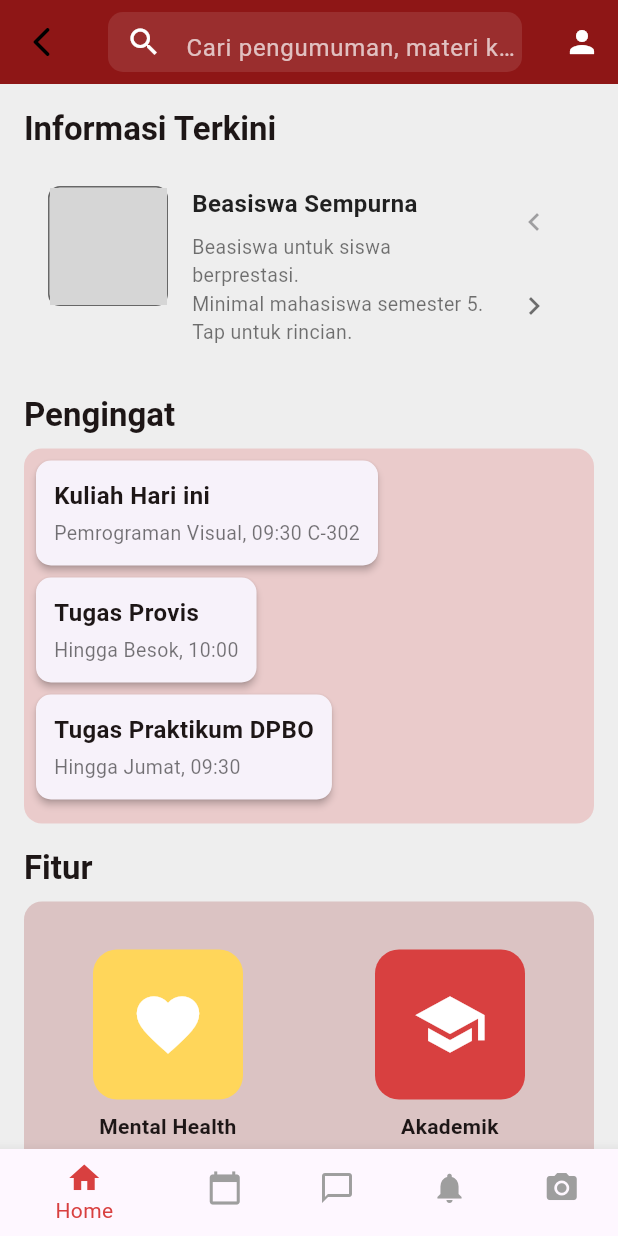
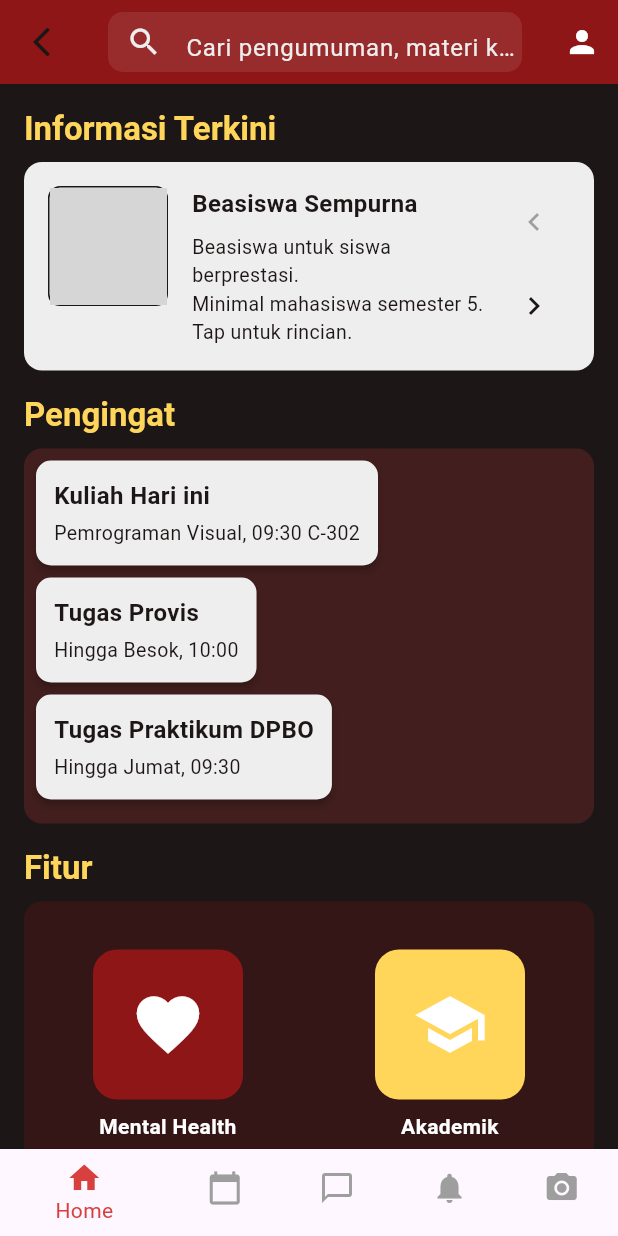
Before and after one commit to ghifarr1/KUIS1PROVIS2025, a Flutter app: the screen it shows after launch, after a tap on "Homepage", on a phone screen of 412 x 824 dp. Run offline on Flutter 3.47's test engine with Material 3 defaults, Android fonts, the phone set to English and light mode, and no system bars; network calls fail; grey boxes are pictures that could not be loaded.

Commit message:
Add files via upload

```diff
--- a/lib/homepage.dart
+++ b/lib/homepage.dart
@@ -10,29 +10,33 @@ import 'notifikasi.dart';       // NotifikasiPage()
 import 'akademik.dart';         // AkademikPage()
 import 'todolist.dart';         // MyToDoApp()
 
-// Hapus runApp() di sini agar homepage dijadikan widget
 class MyImprovedApp extends StatelessWidget {
   const MyImprovedApp({Key? key}) : super(key: key);
 
   @override
   Widget build(BuildContext context) {
-    // Tema utama berdasarkan palet warna yang disediakan.
+    // Palet warna:
+    // - 1D1616: Background utama (gelap)
+    // - 8E1616: Aksen AppBar dan elemen pendukung
+    // - FFD65A: Highlight utama (misalnya judul section)
+    // - D84040: Aksen untuk tombol, box atau bagian tertentu
+    // - EEEEEE: Background card yang terang
     final baseTheme = ThemeData(
-      primaryColor: const Color(0xFFD84040),
-      scaffoldBackgroundColor: const Color(0xFFEEEEEE),
+      primaryColor: const Color(0xFFFFD65A),
+      scaffoldBackgroundColor: const Color(0xFF1D1616),
+      appBarTheme: const AppBarTheme(
+        backgroundColor: Color(0xFF8E1616),
+        foregroundColor: Colors.white,
+      ),
       textTheme: const TextTheme(
-        bodyMedium: TextStyle(color: Color(0xFF1D1616)),
+        bodyMedium: TextStyle(color: Color(0xFFEEEEEE)),
+        titleLarge: TextStyle(color: Color(0xFFEEEEEE)),
       ),
     );
 
     return MaterialApp(
       title: 'Dynamic UI Example',
-      theme: baseTheme.copyWith(
-        appBarTheme: baseTheme.appBarTheme.copyWith(
-          backgroundColor: const Color(0xFF8E1616),
-          foregroundColor: Colors.white,
-        ),
-      ),
+      theme: baseTheme,
       // Jadikan HomePage sebagai halaman utama aplikasi
       home: const HomePage(),
     );
@@ -85,7 +89,6 @@ class _HomePageState extends State<HomePage> {
     ),
   ];
 
-  // Indeks berita yang sedang ditampilkan
   int _currentNewsIndex = 0;
 
   // Data pengingat
@@ -104,10 +107,8 @@ class _HomePageState extends State<HomePage> {
     },
   ];
 
-  // Variabel untuk BottomNavigationBar
   int _currentIndex = 0;
 
-  // Fungsi untuk pindah ke berita sebelumnya
   void _prevNews() {
     setState(() {
       if (_currentNewsIndex > 0) {
@@ -116,7 +117,6 @@ class _HomePageState extends State<HomePage> {
     });
   }
 
-  // Fungsi untuk pindah ke berita berikutnya
   void _nextNews() {
     setState(() {
       if (_currentNewsIndex < _newsList.length - 1) {
@@ -125,7 +125,7 @@ class _HomePageState extends State<HomePage> {
     });
   }
 
-  // Mapping fitur berdasarkan label ke route yang sesuai
+  // Mapping fitur ke route yang sesuai
   final Map<String, Widget Function()> featureRoutes = {
     'Mental Health': () => const MentalHealthApp(),
     'Akademik': () => const AkademikPage(),
@@ -140,21 +140,21 @@ class _HomePageState extends State<HomePage> {
       width: double.infinity,
       padding: const EdgeInsets.all(16),
       decoration: BoxDecoration(
-        color: Colors.grey.shade200,
+        color: const Color(0xFFEEEEEE), // Menggunakan background terang
         borderRadius: BorderRadius.circular(12),
       ),
       child: Row(
         crossAxisAlignment: CrossAxisAlignment.start,
         children: [
-          // Bagian Gambar
+          // Gambar berita
           Container(
             width: 80,
             height: 80,
             clipBehavior: Clip.antiAlias,
             decoration: BoxDecoration(
-              color: Colors.grey.shade300,
+              color: const Color(0xFFEEEEEE),
               borderRadius: BorderRadius.circular(8),
-              border: Border.all(color: Colors.black54, width: 1.0),
+              border: Border.all(color: const Color(0xFF1D1616), width: 1.0),
             ),
             child: Image.network(
               item.imageUrl,
@@ -162,7 +162,7 @@ class _HomePageState extends State<HomePage> {
             ),
           ),
           const SizedBox(width: 16),
-          // Bagian Teks
+          // Informasi teks
           Expanded(
             child: Column(
               crossAxisAlignment: CrossAxisAlignment.start,
@@ -172,7 +172,7 @@ class _HomePageState extends State<HomePage> {
                   style: const TextStyle(
                     fontSize: 16,
                     fontWeight: FontWeight.bold,
-                    color: Colors.black87,
+                    color: Color(0xFF1D1616),
                   ),
                 ),
                 const SizedBox(height: 8),
@@ -180,20 +180,20 @@ class _HomePageState extends State<HomePage> {
                   item.description,
                   style: const TextStyle(
                     fontSize: 13,
-                    color: Colors.black54,
+                    color: Color(0xFF1D1616),
                   ),
                 ),
               ],
             ),
           ),
           const SizedBox(width: 8),
-          // Tombol Panah
+          // Navigasi berita
           Column(
             mainAxisAlignment: MainAxisAlignment.center,
             children: [
               IconButton(
                 icon: const Icon(Icons.chevron_left),
-                color: _currentNewsIndex == 0 ? Colors.grey : Colors.black54,
+                color: _currentNewsIndex == 0 ? Colors.grey : const Color(0xFF1D1616),
                 onPressed: _currentNewsIndex == 0 ? null : _prevNews,
               ),
               const SizedBox(height: 8),
@@ -201,7 +201,7 @@ class _HomePageState extends State<HomePage> {
                 icon: const Icon(Icons.chevron_right),
                 color: _currentNewsIndex == _newsList.length - 1
                     ? Colors.grey
-                    : Colors.black54,
+                    : const Color(0xFF1D1616),
                 onPressed: _currentNewsIndex == _newsList.length - 1 ? null : _nextNews,
               ),
             ],
@@ -229,6 +229,7 @@ class _HomePageState extends State<HomePage> {
               borderRadius: BorderRadius.circular(10),
             ),
             elevation: 2,
+            color: const Color(0xFFEEEEEE),
             child: Padding(
               padding: const EdgeInsets.all(12),
               child: Column(
@@ -247,8 +248,7 @@ class _HomePageState extends State<HomePage> {
                     data['subtitle'] ?? '',
                     style: const TextStyle(
                       fontSize: 13,
-                      fontWeight: FontWeight.normal,
-                      color: Colors.black54,
+                      color: Color(0xFF1D1616),
                     ),
                   ),
                 ],
@@ -266,17 +266,17 @@ class _HomePageState extends State<HomePage> {
       {
         'icon': Icons.favorite,
         'label': 'Mental Health',
-        'color': const Color(0xFFFFD65A),
+        'color': const Color(0xFF8E1616),
       },
       {
         'icon': Icons.school,
         'label': 'Akademik',
-        'color': const Color(0xFFD84040),
+        'color': const Color(0xFFFFD65A),
       },
       {
         'icon': Icons.account_balance_wallet,
         'label': 'Keuangan',
-        'color': const Color(0xFF8E1616),
+        'color': const Color(0xFFD84040),
       },
       {
         'icon': Icons.computer,
@@ -347,7 +347,7 @@ class _HomePageState extends State<HomePage> {
           style: const TextStyle(
             fontSize: 14,
             fontWeight: FontWeight.bold,
-            color: Color(0xFF1D1616),
+            color: Colors.white,
           ),
         ),
       ],
@@ -356,16 +356,18 @@ class _HomePageState extends State<HomePage> {
 
   @override
   Widget build(BuildContext context) {
+    final screenWidth = MediaQuery.of(context).size.width;
+    final screenHeight = MediaQuery.of(context).size.height;
+
     return Scaffold(
-      // AppBar dengan pencarian, ikon profil, dan tombol back yang memeriksa kondisi pop
+      // AppBar dengan search field dan ikon profil
       appBar: AppBar(
         leading: IconButton(
           icon: const Icon(
             Icons.arrow_back_ios_rounded,
-            color: Colors.black,
+            color: Color(0xFF1D1616),
           ),
           onPressed: () {
-            // Jika bisa pop, gunakan Navigator.pop, kalau tidak, kembali ke KuisMainPage
             if (Navigator.canPop(context)) {
               Navigator.pop(context);
             } else {
@@ -379,15 +381,15 @@ class _HomePageState extends State<HomePage> {
         title: Container(
           height: 40,
           decoration: BoxDecoration(
-            color: Colors.white.withOpacity(0.1),
+            color: const Color(0xFFEEEEEE).withOpacity(0.1),
             borderRadius: BorderRadius.circular(10),
           ),
           child: TextField(
-            style: const TextStyle(color: Colors.white),
+            style: const TextStyle(color: Color(0xFFEEEEEE)),
             decoration: InputDecoration(
               hintText: 'Cari pengumuman, materi kuliah...',
-              hintStyle: const TextStyle(color: Colors.white70),
-              prefixIcon: const Icon(Icons.search, color: Colors.white),
+              hintStyle: const TextStyle(color: Color(0xFFEEEEEE)),
+              prefixIcon: const Icon(Icons.search, color: Color(0xFFEEEEEE)),
               border: InputBorder.none,
             ),
           ),
@@ -411,7 +413,7 @@ class _HomePageState extends State<HomePage> {
               Text(
                 'Informasi Terkini',
                 style: Theme.of(context).textTheme.titleLarge?.copyWith(
-                  color: const Color(0xFF1D1616),
+                      color: const Color(0xFFFFD65A),
                       fontWeight: FontWeight.bold,
                     ),
               ),
@@ -422,7 +424,7 @@ class _HomePageState extends State<HomePage> {
               Text(
                 'Pengingat',
                 style: Theme.of(context).textTheme.titleLarge?.copyWith(
-                  color: const Color(0xFF1D1616),
+                      color: const Color(0xFFFFD65A),
                       fontWeight: FontWeight.bold,
                     ),
               ),
@@ -433,7 +435,7 @@ class _HomePageState extends State<HomePage> {
               Text(
                 'Fitur',
                 style: Theme.of(context).textTheme.titleLarge?.copyWith(
-                  color: const Color(0xFF1D1616),
+                      color: const Color(0xFFFFD65A),
                       fontWeight: FontWeight.bold,
                     ),
               ),
```
Also changed, not shown: lib/akademik.dart (+27 -21 lines), lib/healthcare.dart (+50 -19 lines), pubspec.lock, 1 other file. Lines whose indentation alone changed are shown as unchanged.
